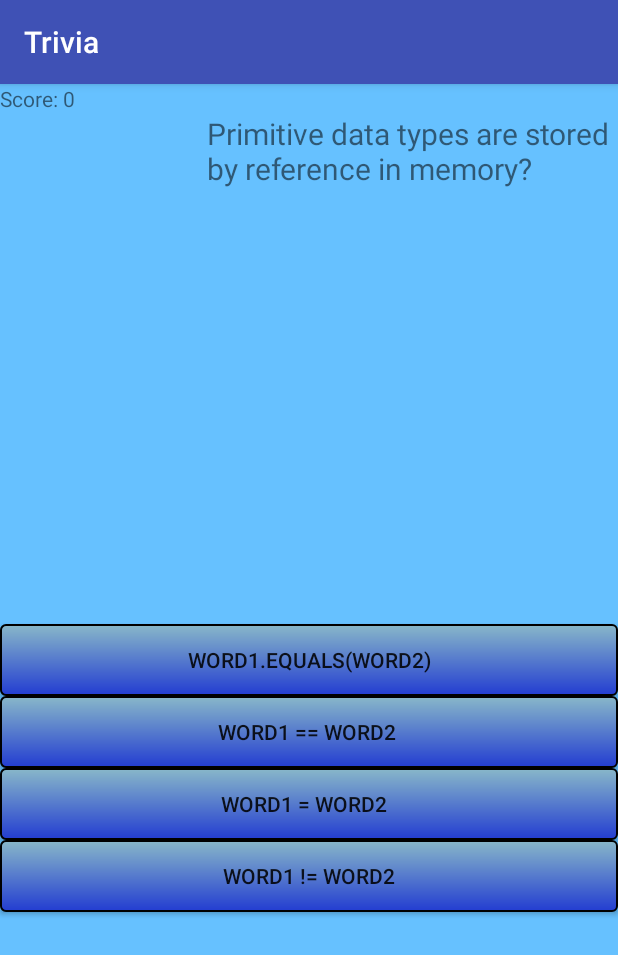
After one commit to maormaor153153/trivia, an Android app: the QuickGameActivity screen opened directly, with no data from a screen before it, on a phone screen of 412 x 824 dp. The commit adds this screen. Shown: the top 955 px of the screen. Run offline under Robolectric (Android 15) with nearby library versions, the phone set to English and light mode, and no system bars.

Commit message:
The first One for check

```diff
--- a/app/build.gradle
+++ b/app/build.gradle
@@ -29,6 +29,9 @@ dependencies {
 
     compile 'com.google.firebase:firebase-database:11.8.0'
     compile 'com.google.firebase:firebase-auth:11.8.0'
+    compile 'com.firebaseui:firebase-ui-auth:3.2.1'
+    compile 'com.facebook.android:facebook-android-sdk:4.0.0'
+
 
 }
 apply plugin: 'com.google.gms.google-services'
--- a/app/src/main/AndroidManifest.xml
+++ b/app/src/main/AndroidManifest.xml
@@ -16,6 +16,10 @@
                 <category android:name="android.intent.category.LAUNCHER" />
             </intent-filter>
         </activity>
+        <activity android:name=".MenuActivity" />
+        <activity android:name=".PlayNowActivity" />
+        <activity android:name=".QuickGameActivity" />
+        <activity android:name=".SettingsActivity"></activity>
     </application>
 
 </manifest>
--- /dev/null
+++ b/app/src/main/java/com/example/maor/trivia/Questions.java
@@ -0,0 +1,57 @@
+package com.example.maor.trivia;
+
+/**
+ * Created by Maor on 17/02/2018.
+ */
+
+public class Questions {
+
+    public String mQuestions[]={
+             "A Java application can accept any number of arguments from the command line?",
+            "Which command is used to find an integer argument when reading from the command line?",
+            "Primitive data types are stored by reference in memory?",
+            "Which type of loop is considered a post-test loop?",
+    };
+
+    private String mChoices[][]= {
+            {"path ","java ","location ","jdk"},
+            {"Integer.parseInteger(arg[0])","int.parseInteger(arg[0])","parseInteger(arg[0])","int.parseInt(arg[0])"},
+            {"word1.equals(word2)","word1 == word2 ","word1 = word2  ","word1 != word2"},
+            {"do…while ","for ","while  ","for…while"},
+
+    };
+    private String mCorrectAnswers[]={"path ","Integer.parseInteger(arg[0])","word1.equals(word2) ","do…while"};
+
+    public String getQuestion(int a)
+    {
+        String question = mQuestions[a];
+        return question;
+    }
+
+    public String getChoice1(int a)
+    {
+        String choice = mChoices[a][0];
+        return choice;
+    }
+    public String getChoice2(int a)
+    {
+        String choice = mChoices[a][1];
+        return choice;
+    }
+    public String getChoice3(int a)
+    {
+        String choice = mChoices[a][2];
+        return choice;
+    }
+    public String getChoice4(int a)
+    {
+        String choice = mChoices[a][3];
+        return choice;
+    }
+
+    public String getCorrectAnswer(int a)
+    {
+        String answer = mCorrectAnswers[a];
+        return answer;
+    }
+}
--- /dev/null
+++ b/app/src/main/java/com/example/maor/trivia/QuickGameActivity.java
@@ -0,0 +1,144 @@
+package com.example.maor.trivia;
+
+import android.content.DialogInterface;
+import android.content.Intent;
+import android.support.v7.app.AlertDialog;
+import android.support.v7.app.AppCompatActivity;
+import android.os.Bundle;
+import android.view.View;
+import android.widget.Button;
+import android.widget.TextView;
+
+import java.util.Random;
+
+public class QuickGameActivity extends AppCompatActivity {
+
+
+    Button answer1,answer2,answer3,answer4;
+    TextView questions ,score;
+
+
+    private  Questions mQuestions = new Questions();
+    private String mAnswer;
+    private int mScore =0;
+    private int mQuestionLength =  mQuestions.mQuestions.length;
+
+    Random r;
+
+    @Override
+    protected void onCreate(Bundle savedInstanceState) {
+        super.onCreate(savedInstanceState);
+        setContentView(R.layout.activity_quick_game);
+
+        r = new Random();
+
+        answer1= (Button) findViewById(R.id.answer1);
+        answer2= (Button) findViewById(R.id.answer2);
+        answer3= (Button) findViewById(R.id.answer3);
+        answer4= (Button) findViewById(R.id.answer4);
+
+        questions= (TextView) findViewById(R.id.question);
+        score = (TextView) findViewById(R.id.score);
+        score.setText("Score: "+ mScore);
+
+        updateQuestion(r.nextInt(mQuestionLength));
+
+        answer1.setOnClickListener(new View.OnClickListener() {
+            @Override
+            public void onClick(View v) {
+                if (answer1.getText() == mAnswer){
+                    mScore++;
+                    score.setText("Score: "+ mScore);
+                    updateQuestion(r.nextInt(mQuestionLength));
+                }
+                else
+                {
+                    gameOver();
+                }
+            }
+        });
+
+        answer2.setOnClickListener(new View.OnClickListener() {
+            @Override
+            public void onClick(View v) {
+                if (answer2.getText() == mAnswer){
+                    mScore++;
+                    score.setText("Score: "+ mScore);
+                    updateQuestion(r.nextInt(mQuestionLength));
+                }
+                else
+                {
+                    gameOver();
+                }
+            }
+        });
+
+        answer3.setOnClickListener(new View.OnClickListener() {
+            @Override
+            public void onClick(View v) {
+                if (answer3.getText() == mAnswer){
+                    mScore++;
+                    score.setText("Score: "+ mScore);
+                    updateQuestion(r.nextInt(mQuestionLength));
+                }
+                else
+                {
+                    gameOver();
+                }
+            }
+        });
+
+        answer4.setOnClickListener(new View.OnClickListener() {
+            @Override
+            public void onClick(View v) {
+                if (answer4.getText() == mAnswer){
+                    mScore++;
+                    score.setText("Score: "+ mScore);
+                    updateQuestion(r.nextInt(mQuestionLength));
+                }
+                else
+                {
+                    gameOver();
+                }
+            }
+        });
+
+
+    }
+
+    private void updateQuestion(int num) {
+        questions.setText(mQuestions.getQuestion(num));
+        answer1.setText(mQuestions.getChoice1(num));
+        answer2.setText(mQuestions.getChoice2(num));
+        answer3.setText(mQuestions.getChoice3(num));
+        answer4.setText(mQuestions.getChoice4(num));
+
+        mAnswer = mQuestions.getCorrectAnswer(num);
+
+    }
+
+    private void gameOver()
+    {
+        AlertDialog.Builder alertDialogBuilder = new AlertDialog.Builder(QuickGameActivity.this);
+        alertDialogBuilder
+                .setMessage("Game Over ! your score is "+ mScore+ " points")
+                .setCancelable(false)
+                .setPositiveButton("New Game",
+                        new DialogInterface.OnClickListener() {
+                    @Override
+                    public void onClick(DialogInterface dialog, int i) {
+                        startActivity(new Intent(getApplicationContext(),QuickGameActivity.class));
+                    }
+                })
+               .setNegativeButton("Exit",
+            new DialogInterface.OnClickListener() {
+                @Override
+                public void onClick(DialogInterface dialog, int i) {
+                        finish();
+                }
+            });
+
+        AlertDialog alertDialog = alertDialogBuilder.create();
+        alertDialog.show();
+    }
+}
--- /dev/null
+++ b/app/src/main/res/color/blue.xml
@@ -0,0 +1,6 @@
+<?xml version="1.0" encoding="utf-8"?>
+<selector xmlns:android="http://schemas.android.com/apk/res/android">
+
+
+
+</selector>
--- /dev/null
+++ b/app/src/main/res/drawable/shape.xml
@@ -0,0 +1,9 @@
+<?xml version="1.0" encoding="utf-8"?>
+<shape xmlns:android="http://schemas.android.com/apk/res/android"
+    android:shape="rectangle">
+    <gradient android:startColor="#88b7c9"
+        android:endColor="#233dd1"
+        android:angle="270" />
+    <corners android:radius="3dp" />
+    <stroke android:width="2px" android:color="#000000" />
+</shape>
--- /dev/null
+++ b/app/src/main/res/layout/activity_quick_game.xml
@@ -0,0 +1,71 @@
+<?xml version="1.0" encoding="utf-8"?>
+<RelativeLayout xmlns:android="http://schemas.android.com/apk/res/android"
+    xmlns:app="http://schemas.android.com/apk/res-auto"
+    xmlns:tools="http://schemas.android.com/tools"
+    android:layout_width="match_parent"
+    android:layout_height="match_parent"
+    android:background="#66c1ff"
+
+    tools:context="com.example.maor.trivia.QuickGameActivity">
+
+    <TextView
+        android:id="@+id/score"
+        android:layout_width="wrap_content"
+        android:layout_height="wrap_content"
+        android:layout_alignParentEnd="true"
+        android:layout_alignParentStart="true"
+
+        android:text="@string/score" />
+
+    <TextView
+        android:id="@+id/question"
+        android:layout_width="wrap_content"
+        android:layout_height="wrap_content"
+        android:layout_above="@+id/answer1"
+        android:layout_alignParentStart="true"
+        android:layout_below="@+id/score"
+        android:layout_marginStart="138dp"
+        android:hint="@string/question"
+        android:textSize="20dp" />
+
+    <Button
+        android:id="@+id/answer1"
+        android:layout_width="match_parent"
+        android:layout_height="wrap_content"
+        android:hint="@string/answer"
+        android:layout_centerVertical="true"
+        android:background="@drawable/shape"
+
+        />
+
+    <Button
+        android:id="@+id/answer2"
+        android:layout_width="match_parent"
+        android:layout_height="wrap_content"
+        android:layout_below="@id/answer1"
+        android:hint="@string/answer"
+        android:background="@drawable/shape"
+
+        />
+
+    <Button
+        android:id="@+id/answer3"
+        android:layout_width="match_parent"
+        android:layout_height="wrap_content"
+        android:layout_below="@id/answer2"
+        android:hint="@string/answer"
+        android:background="@drawable/shape"
+
+        />
+
+    <Button
+        android:id="@+id/answer4"
+        android:layout_width="match_parent"
+        android:layout_height="wrap_content"
+        android:layout_below="@id/answer3"
+        android:hint="@string/answer"
+        android:background="@drawable/shape"
+
+        />
+
+</RelativeLayout>
--- a/build.gradle
+++ b/build.gradle
@@ -5,6 +5,8 @@ buildscript {
     repositories {
         google()
         jcenter()
+        mavenCentral()
+
     }
     dependencies {
         classpath 'com.android.tools.build:gradle:3.0.1'
```
Also changed, not shown: app/src/main/java/com/example/maor/trivia/HomeActivity.java (+20 -2 lines), app/src/main/java/com/example/maor/trivia/MenuActivity.java (added, +34 -0 lines), app/src/main/java/com/example/maor/trivia/PlayNowActivity.java (added, +26 -0 lines), app/src/main/java/com/example/maor/trivia/SettingsActivity.java (added, +13 -0 lines), app/src/main/res/layout/activity_main.xml (+60 -7 lines), app/src/main/res/layout/activity_menu.xml (added, +68 -0 lines), app/src/main/res/layout/activity_play_now.xml (added, +35 -0 lines), app/src/main/res/layout/activity_settings.xml (added, +49 -0 lines), app/src/main/res/values/strings.xml (+16 -0 lines).
